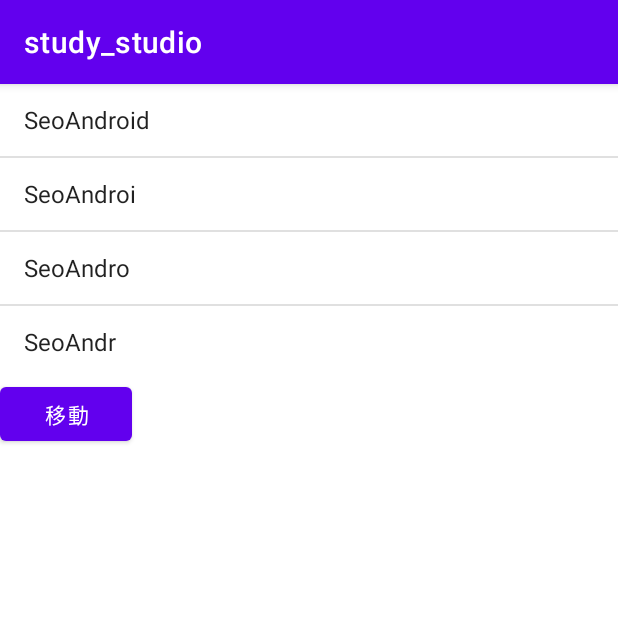
After one commit to seomuyeol/android_java, an Android app: the ListActivity screen opened directly, with no data from a screen before it, on a phone screen of 412 x 824 dp, the top half of it. The commit adds this screen. Run offline under Robolectric (Android 15) with nearby library versions, the phone set to English and light mode, and no system bars.

Commit message:
list Activity

```diff
--- /dev/null
+++ b/app/src/main/java/com/example/study_studio/ListActivity.java
@@ -0,0 +1,36 @@
+package com.example.study_studio;
+
+import androidx.appcompat.app.AppCompatActivity;
+
+import android.os.Bundle;
+import android.widget.ArrayAdapter;
+import android.widget.ListView;
+
+import java.util.ArrayList;
+import java.util.List;
+
+public class ListActivity extends AppCompatActivity {
+
+    private ListView list;
+
+    @Override
+    protected void onCreate(Bundle savedInstanceState) {
+        super.onCreate(savedInstanceState);
+        setContentView(R.layout.activity_list);
+
+        list = (ListView) findViewById(R.id.list);
+
+        List<String> data = new ArrayList<>();
+
+        ArrayAdapter<String> adapter = new ArrayAdapter<String>
+                (this, android.R.layout.simple_list_item_1,data);
+
+        list.setAdapter(adapter);
+
+        data.add("SeoAndroid");
+        data.add("SeoAndroi");
+        data.add("SeoAndro");
+        data.add("SeoAndr");
+        adapter.notifyDataSetChanged();
+    }
+}
--- /dev/null
+++ b/app/src/main/res/layout/activity_list.xml
@@ -0,0 +1,21 @@
+<?xml version="1.0" encoding="utf-8"?>
+<LinearLayout xmlns:android="http://schemas.android.com/apk/res/android"
+    xmlns:app="http://schemas.android.com/apk/res-auto"
+    xmlns:tools="http://schemas.android.com/tools"
+    android:layout_width="match_parent"
+    android:layout_height="match_parent"
+    android:orientation="vertical"
+    tools:context=".ListActivity">
+
+    <ListView
+        android:id="@+id/list"
+        android:layout_width="match_parent"
+        android:layout_height="wrap_content" />
+    <Button
+
+        android:layout_width="wrap_content"
+        android:layout_height="wrap_content"
+        android:text="移動"/>
+
+
+</LinearLayout>
```
Also changed, not shown: app/src/main/AndroidManifest.xml (+7 -0 lines), app/src/main/java/com/example/study_studio/MainActivity.java (+11 -0 lines), app/src/main/res/layout/activity_main.xml (+12 -0 lines).
